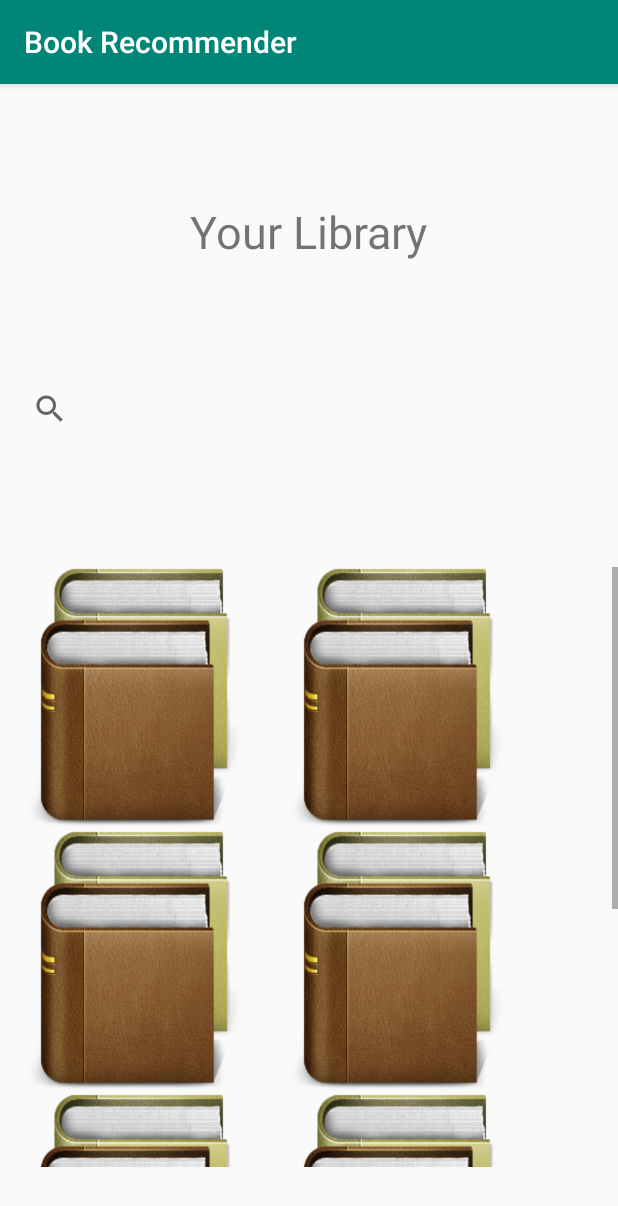
After one commit to capstone-project-cs-info-4488/MachineLearningBookSuggester, an Android app: the Library screen opened directly, with no data from a screen before it, on a phone screen of 412 x 824 dp. The commit adds this screen. Shown: the top 1206 px of the screen. Run offline under Robolectric (Android 15) with nearby library versions, the phone set to English and light mode, and no system bars.

Commit message:
Created Library Page

```diff
--- a/java/android/build.gradle
+++ b/java/android/build.gradle
@@ -31,6 +31,7 @@ android {
         versionCode 1
         versionName "1.0"
         testInstrumentationRunner "androidx.test.runner.AndroidJUnitRunner"
+        vectorDrawables.useSupportLibrary = true
     }
     buildTypes {
         release {
--- a/java/android/src/main/AndroidManifest.xml
+++ b/java/android/src/main/AndroidManifest.xml
@@ -11,6 +11,7 @@
         android:supportsRtl="true"
         android:theme="@style/AppTheme"
         tools:ignore="GoogleAppIndexingWarning">
+        <activity android:name=".Library"></activity>
         <activity
             android:name=".ui.login.LoginActivity"
             android:label="@string/title_activity_login">
--- /dev/null
+++ b/java/android/src/main/java/edu/isu/capstone/bookrec/android/Library.java
@@ -0,0 +1,14 @@
+package edu.isu.capstone.bookrec.android;
+
+import androidx.appcompat.app.AppCompatActivity;
+
+import android.os.Bundle;
+
+public class Library extends AppCompatActivity {
+
+    @Override
+    protected void onCreate(Bundle savedInstanceState) {
+        super.onCreate(savedInstanceState);
+        setContentView(R.layout.activity_library);
+    }
+}
--- a/java/android/src/main/java/edu/isu/capstone/bookrec/android/ui/login/LoginActivity.java
+++ b/java/android/src/main/java/edu/isu/capstone/bookrec/android/ui/login/LoginActivity.java
@@ -15,6 +15,8 @@ import androidx.annotation.StringRes;
 import androidx.appcompat.app.AppCompatActivity;
 import androidx.lifecycle.Observer;
 import androidx.lifecycle.ViewModelProvider;
+
+import edu.isu.capstone.bookrec.android.Library;
 import edu.isu.capstone.bookrec.android.R;
 
 public class LoginActivity extends AppCompatActivity {
@@ -126,4 +128,9 @@ public class LoginActivity extends AppCompatActivity {
         Intent browserIntent = new Intent(Intent.ACTION_VIEW, Uri.parse("https://www.goodreads.com/user/sign_up"));
         startActivity(browserIntent);
     }
+
+    public void btnGoToLibrary(View v){
+        Intent i = new Intent(this, Library.class);
+        startActivity(i);
+    }
 }
--- /dev/null
+++ b/java/android/src/main/res/layout/activity_library.xml
@@ -0,0 +1,123 @@
+<?xml version="1.0" encoding="utf-8"?>
+<androidx.constraintlayout.widget.ConstraintLayout xmlns:android="http://schemas.android.com/apk/res/android"
+    xmlns:app="http://schemas.android.com/apk/res-auto"
+    xmlns:tools="http://schemas.android.com/tools"
+    android:layout_width="match_parent"
+    android:layout_height="match_parent"
+    tools:context=".Library">
+
+    <TextView
+        android:id="@+id/txtLibrary"
+        android:layout_width="wrap_content"
+        android:layout_height="wrap_content"
+        android:layout_marginTop="32dp"
+        android:layout_marginBottom="8dp"
+        android:text="Your Library"
+        android:textSize="30sp"
+        app:layout_constraintBottom_toTopOf="@+id/searchView"
+        app:layout_constraintEnd_toEndOf="parent"
+        app:layout_constraintStart_toStartOf="parent"
+        app:layout_constraintTop_toTopOf="parent" />
+
+    <SearchView
+        android:id="@+id/searchView"
+        android:layout_width="387dp"
+        android:layout_height="55dp"
+        android:layout_marginTop="16dp"
+        android:layout_marginEnd="8dp"
+        android:layout_marginRight="8dp"
+        android:layout_marginBottom="16dp"
+        app:layout_constraintBottom_toTopOf="@+id/scrollView2"
+        app:layout_constraintEnd_toEndOf="parent"
+        app:layout_constraintHorizontal_bias="0.551"
+        app:layout_constraintStart_toStartOf="parent"
+        app:layout_constraintTop_toBottomOf="@+id/txtLibrary" />
+
+    <ScrollView
+        android:id="@+id/scrollView2"
+        android:layout_width="0dp"
+        android:layout_height="400dp"
+        android:layout_marginTop="16dp"
+        app:layout_constraintBottom_toBottomOf="parent"
+        app:layout_constraintEnd_toEndOf="parent"
+        app:layout_constraintStart_toStartOf="parent"
+        app:layout_constraintTop_toBottomOf="@+id/searchView">
+
+        <TableLayout
+            android:layout_width="match_parent"
+            android:layout_height="match_parent"
+            app:layout_constraintStart_toStartOf="parent"
+            app:layout_constraintTop_toTopOf="parent">
+
+            <TableRow
+                android:layout_width="match_parent"
+                android:layout_height="match_parent">
+
+                <ImageView
+                    android:id="@+id/imageView3"
+                    android:layout_width="175dp"
+                    android:layout_height="175dp"
+                    android:src="@drawable/book" />
+
+                <ImageView
+                    android:id="@+id/imageView4"
+                    android:layout_width="175dp"
+                    android:layout_height="175dp"
+                    android:src="@drawable/book" />
+            </TableRow>
+
+            <TableRow
+                android:layout_width="match_parent"
+                android:layout_height="match_parent">
+
+                <ImageView
+                    android:id="@+id/imageView5"
+                    android:layout_width="175dp"
+                    android:layout_height="175dp"
+                    android:src="@drawable/book" />
+
+                <ImageView
+                    android:id="@+id/imageView6"
+                    android:layout_width="175dp"
+                    android:layout_height="175dp"
+                    android:src="@drawable/book" />
+            </TableRow>
+
+            <TableRow
+                android:layout_width="match_parent"
+                android:layout_height="match_parent">
+
+                <ImageView
+                    android:id="@+id/imageView7"
+                    android:layout_width="175dp"
+                    android:layout_height="175dp"
+                    android:src="@drawable/book" />
+
+                <ImageView
+                    android:id="@+id/imageView8"
+                    android:layout_width="175dp"
+                    android:layout_height="175dp"
+                    android:src="@drawable/book" />
+            </TableRow>
+
+            <TableRow
+                android:layout_width="match_parent"
+                android:layout_height="match_parent">
+
+                <ImageView
+                    android:id="@+id/imageView2"
+                    android:layout_width="175dp"
+                    android:layout_height="175dp"
+                    android:src="@drawable/book" />
+
+                <ImageView
+                    android:id="@+id/imageView"
+                    android:layout_width="175dp"
+                    android:layout_height="175dp"
+                    android:src="@drawable/book" />
+            </TableRow>
+
+        </TableLayout>
+    </ScrollView>
+
+</androidx.constraintlayout.widget.ConstraintLayout>
--- a/java/android/src/main/res/layout/activity_login.xml
+++ b/java/android/src/main/res/layout/activity_login.xml
@@ -88,4 +88,13 @@
         app:layout_constraintStart_toEndOf="@+id/btnLogin"
         app:layout_constraintTop_toBottomOf="@+id/password" />
 
+    <Button
+        android:id="@+id/btnGoToLibrary"
+        android:layout_width="wrap_content"
+        android:layout_height="wrap_content"
+        android:text="Library Page"
+        android:onClick="btnGoToLibrary"
+        app:layout_constraintStart_toStartOf="parent"
+        app:layout_constraintTop_toBottomOf="@+id/btnLogin" />
+
 </androidx.constraintlayout.widget.ConstraintLayout>
```
Also changed, not shown: java/android/src/main/res/drawable/book.png (added).
